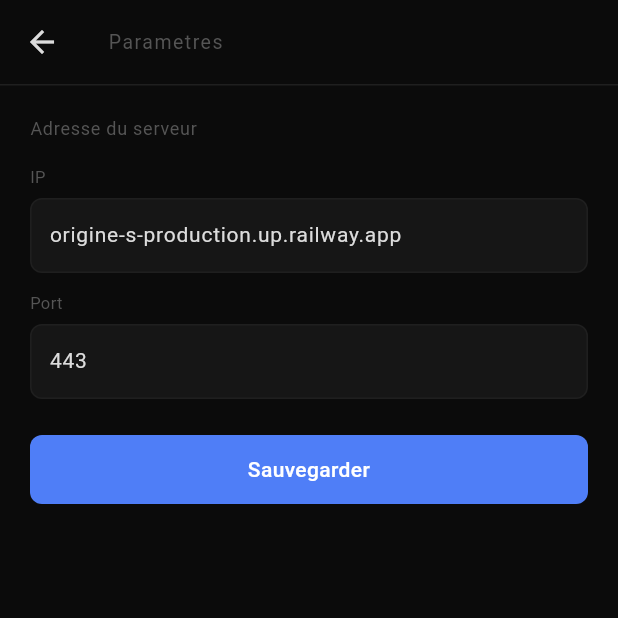
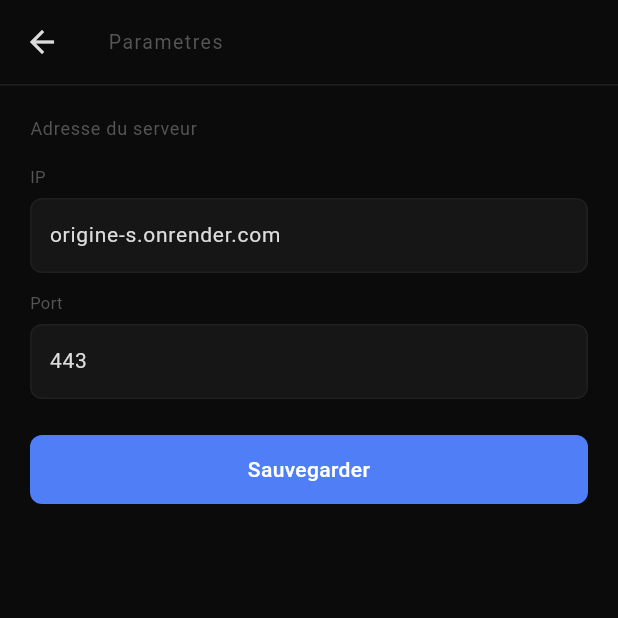
Before and after one commit to sylvanusmorales-create/Origine-S-Flutter, a Flutter app: the SettingsScreen screen opened directly, on a phone screen of 412 x 824 dp, the top half of it. Run offline on Flutter 3.47's test engine with Material 3 defaults, Android fonts, the light colour scheme and no system bars; our stand-ins replace flutter_markdown, shared_preferences, webview_flutter; accounts and stored records are empty.

Commit message:
Render config

```diff
--- a/lib/config.dart
+++ b/lib/config.dart
@@ -1,15 +1,15 @@
 import 'package:shared_preferences/shared_preferences.dart';
 
 class Config {
-    static const String defaultHost = 'origine-s-production.up.railway.app';
+    static const String defaultHost = 'origine-s.onrender.com';
     static const int defaultPort = 443;
 
     static Future<String> getBaseUrl() async {
         final prefs = await SharedPreferences.getInstance();
         final host = prefs.getString('host') ?? defaultHost;
         final port = prefs.getInt('port') ?? defaultPort;
-        final isRailway = host.contains('railway.app') || host.contains('up.railway');
-        if (isRailway) return 'https://$host';
+        final isCloud = host.contains('.onrender.com') || host.contains('railway.app') || host.contains('up.railway');
+        if (isCloud) return 'https://$host';
         return 'http://$host:$port';
     }
 
@@ -17,8 +17,8 @@ class Config {
         final prefs = await SharedPreferences.getInstance();
         final host = prefs.getString('host') ?? defaultHost;
         final port = prefs.getInt('port') ?? defaultPort;
-        final isRailway = host.contains('railway.app') || host.contains('up.railway');
-        if (isRailway) return 'wss://$host';
+        final isCloud = host.contains('.onrender.com') || host.contains('railway.app') || host.contains('up.railway');
+        if (isCloud) return 'wss://$host';
         return 'ws://$host:$port';
     }
 
```
